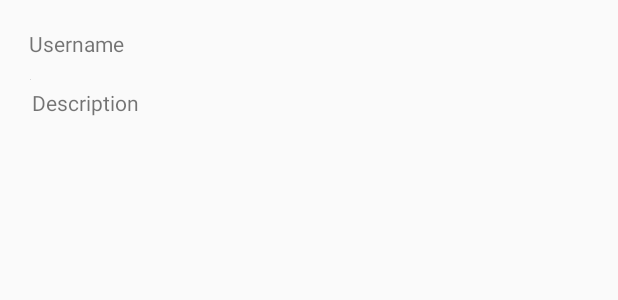
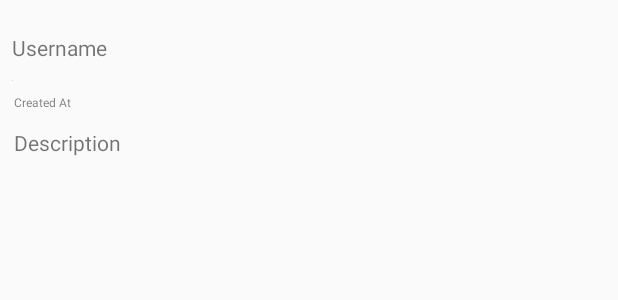
Before and after one commit to MarissaSalcido/ParseInstagram, an Android app: the layout post.xml on its own in the app's theme, with its tools: preview values and no code run, on a phone screen of 412 x 824 dp. Shown: the top 300 px of the screen. Run offline under Robolectric (Android 15) with nearby library versions, the phone set to English and light mode, and no system bars.

```diff
--- a/app/src/main/java/com/example/parseinstagram/PostAdapter.java
+++ b/app/src/main/java/com/example/parseinstagram/PostAdapter.java
@@ -13,6 +13,8 @@ import androidx.recyclerview.widget.RecyclerView;
 
 import com.bumptech.glide.Glide;
 import com.parse.ParseFile;
+
+import org.w3c.dom.Text;
 
 import java.util.List;
 
@@ -60,17 +62,20 @@ public class PostAdapter extends RecyclerView.Adapter<PostAdapter.ViewHolder> {
         ImageView ivPost;
         TextView etUsernameDisplay;
         TextView etDescriptionDisplay;
+        TextView etCreatedAt;
 
         public ViewHolder(@NonNull View itemView) {
             super(itemView);
             ivPost = itemView.findViewById(R.id.ivPost);
             etDescriptionDisplay = itemView.findViewById(R.id.etDescriptionDisplay);
             etUsernameDisplay= itemView.findViewById(R.id.etUsernameDisplay);
+            etCreatedAt = itemView.findViewById(R.id.etCreatedAt);
         }
 
         public void bind(Post post){
             etUsernameDisplay.setText(post.getUser().getUsername());
             etDescriptionDisplay.setText(post.getDescription());
+            etCreatedAt.setText(post.getCreatedAt().toString());
             ParseFile image= post.getImage();
             if (image != null){
                 Glide.with(context).load(image.getUrl()).into(ivPost);
--- a/app/src/main/java/com/example/parseinstagram/fragments/PostsFragment.java
+++ b/app/src/main/java/com/example/parseinstagram/fragments/PostsFragment.java
@@ -75,7 +75,7 @@ public class PostsFragment extends Fragment {
                     e.printStackTrace();
                     return;
                 }
-                posts.addAll(posts);
+                adapter.addAll(posts);
                 adapter.notifyDataSetChanged();
             }
         });
--- a/app/src/main/java/com/example/parseinstagram/fragments/ProfileFragment.java
+++ b/app/src/main/java/com/example/parseinstagram/fragments/ProfileFragment.java
@@ -26,7 +26,7 @@ public class ProfileFragment extends PostsFragment {
                     e.printStackTrace();
                     return;
                 }
-                posts.addAll(posts);
+                adapter.addAll(posts);
                 adapter.notifyDataSetChanged();
             }
         });
--- a/app/src/main/res/layout/post.xml
+++ b/app/src/main/res/layout/post.xml
@@ -12,8 +12,8 @@
         android:layout_height="wrap_content"
         android:layout_alignParentStart="true"
         android:layout_alignParentTop="true"
-        android:layout_marginStart="19dp"
-        android:layout_marginTop="19dp"
+        android:layout_marginStart="8dp"
+        android:layout_marginTop="22dp"
         android:text="Username" />
 
     <ImageView
@@ -22,8 +22,8 @@
         android:layout_height="wrap_content"
         android:layout_below="@+id/etUsernameDisplay"
         android:layout_alignParentStart="true"
-        android:layout_marginStart="20dp"
-        android:layout_marginTop="14dp"
+        android:layout_marginStart="8dp"
+        android:layout_marginTop="12dp"
         android:layout_marginEnd="10dp"
         android:layout_marginBottom="5dp"
         android:scaleType="centerCrop"
@@ -35,7 +35,20 @@
         android:layout_height="wrap_content"
         android:layout_below="@+id/ivPost"
         android:layout_alignParentStart="true"
-        android:layout_marginStart="21dp"
+        android:layout_marginStart="9dp"
+        android:layout_marginTop="26dp"
         android:layout_marginBottom="10dp"
         android:text="Description" />
+
+    <TextView
+        android:id="@+id/etCreatedAt"
+        android:layout_width="wrap_content"
+        android:layout_height="wrap_content"
+        android:layout_below="@+id/ivPost"
+        android:layout_alignParentStart="true"
+        android:layout_marginStart="9dp"
+        android:layout_marginTop="3dp"
+        android:text="Created At"
+        android:textSize="8sp" />
+
 </RelativeLayout>
```
Also changed, not shown: 1 other file.
